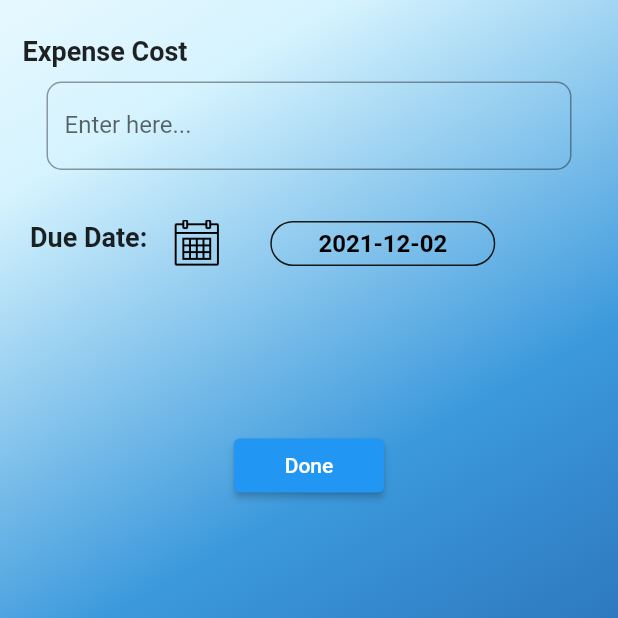
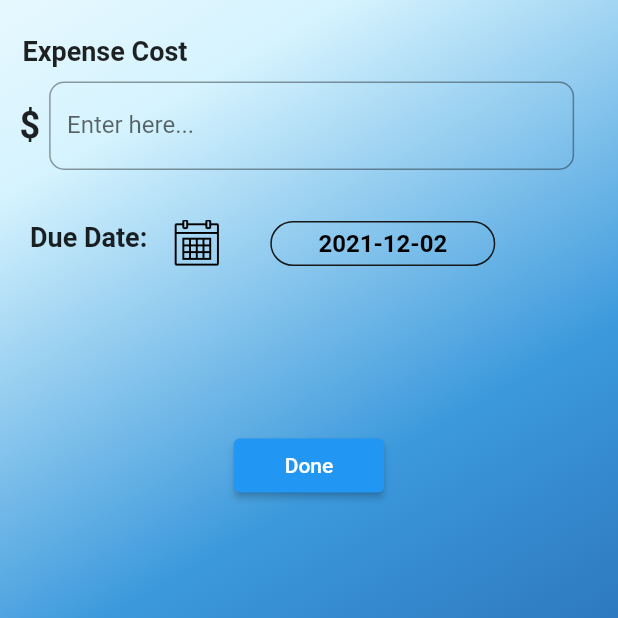
Before and after one commit to jmnguyen1999/Chum, a Flutter app: the screen it shows after launch, item 3 of the bottom bar chosen, after a tap on the "add circle outline" icon, on a phone screen of 412 x 824 dp, the part 361-979 px from its top. Run offline on Flutter 3.47's test engine with Material 2 defaults, Android fonts, the phone set to English and light mode, and no system bars; our stand-ins replace sqflite; accounts and stored records are empty.

Commit message:
Adding cleaner dividers

```diff
--- a/lib/main.dart
+++ b/lib/main.dart
@@ -183,16 +183,26 @@ class _HomePageState extends State<HomePage> {
                       //Child #3: Whole bulk of page:
                         Column(
                               children: [
-
-                                //Child #3a: Announcements - Column
+                              //Divider
+                                  Container(
+                                    margin: EdgeInsets.only(top: 35, left:20, right:20),
+                                    child: Divider(
+                                        height: 1,
+                                        thickness: 2,
+                                        indent:0,
+                                        endIndent:0,
+                                        color: /*Color(0xFF3C99DC)*/Colors.black
+                                    ),
+                                  ),
+                                //Child #3a: Reminders - Column
                                 Column(
                                     children: [
-                                      //Announcement Label:
+                                      //Reminder Label:
                                       Row(
                                         children: [
                                           Container(
                                             alignment: Alignment.topLeft,
-                                            margin: EdgeInsets.only(left: 20, top: 5),
+                                            margin: EdgeInsets.only(left: 20),
                                             child: Text('Reminders',
                                                 style: TextStyle(
                                                     fontSize: 26,
@@ -299,9 +309,22 @@ class _HomePageState extends State<HomePage> {
                                       ),
                                     ]
                                 ),
+
+                                //Divider between Tasks and Reminders section:
+                                Container(
+                                    margin: EdgeInsets.only(top: 35, left:20, right:20),
+                                    child: Divider(
+                                        height: 1,
+                                        thickness: 2,
+                                        indent:0,
+                                        endIndent:0,
+                                        color: /*Color(0xFF3C99DC)*/Colors.black
+                                    ),
+                                ),
+
                                 Container(
                                   alignment: Alignment.topLeft,
-                                  margin: EdgeInsets.only(left: 20, top: 30),
+                                  margin: EdgeInsets.only(left: 20, top: 20),
                                   child: Text('Tasks:',
                                       style: TextStyle(
                                         fontSize: 26,
@@ -318,8 +341,10 @@ class _HomePageState extends State<HomePage> {
                                         itemBuilder: (BuildContext context, int row) {
 
                                           //Transparent box to capture label and data:
-                                            return Container(
-                                                margin: EdgeInsets.only(),
+                                            return Column(
+                                              children:[
+                                            Container(
+                                                margin: EdgeInsets.only(bottom: 10),
                                                 child: Column(
                                                     children: [
 
@@ -333,6 +358,7 @@ class _HomePageState extends State<HomePage> {
                                                             child: Text(allTasks[row][0].getDateString(),
                                                                 style: TextStyle(
                                                                   fontSize: 16,
+                                                                  fontWeight: FontWeight.bold
                                                                 )
                                                             ),
                                                           ),
@@ -356,10 +382,12 @@ class _HomePageState extends State<HomePage> {
                                                       //2.) Day Data:
                                                       //Transparent container since every task is in own box:
                                                       Container(
+                                                        margin: EdgeInsets.only(),
                                                         width: 370,
-                                                        height: 80.0*(allTasks[row].length),
+                                                        //height: 70.0*(allTasks[row].length),
 
                                                         child: ListView.builder(
+                                                          shrinkWrap: true,
                                                           itemCount: allTasks[row].length,
                                                           itemBuilder: (BuildContext context, int col){
                                                             final task = allTasks[row][col];
@@ -387,7 +415,8 @@ class _HomePageState extends State<HomePage> {
                                                                 width: 370,
                                                                 //height: 45,
                                                                 margin: EdgeInsets.only(top: 5),
-                                                                decoration: BoxDecoration(
+                                                                decoration:
+                                                                  BoxDecoration(
                                                                       color: Colors.white38,
                                                                       borderRadius: BorderRadius.all(Radius.circular(20))
                                                                   ),
@@ -422,16 +451,31 @@ class _HomePageState extends State<HomePage> {
                                                                               ),
                                                                             )
                                                                           ]
-                                                                  )
+                                                                        ),
                                                                   )
                                                               ),
                                                             ),
+
                                                           );
                                                           }
                                                         )
                                                         )
                                                     ]),
-                                              );
+                                              ),
+
+
+                                            //Divider line below task days:
+                                            Container(
+                                              margin: EdgeInsets.only(top: 10, left:30, right:30, bottom: 10),
+                                              child: Divider(
+                                                  height: 1,
+                                                  thickness: 1,
+                                                  indent:0,
+                                                  endIndent:0,
+                                                  color: Color(0xFF0F5298)
+                                              ),
+                                            )
+                                          ]);
                                         })
   ]
     )
--- a/lib/pages/bottom_navigation/add_page.dart
+++ b/lib/pages/bottom_navigation/add_page.dart
@@ -427,8 +427,19 @@ class _AddPageState extends State<AddPage> {
                           )
                       ),
                     ),
+                    Row(
+                      children: [
                         Container(
-                      margin: EdgeInsets.only(left: 20, right: 20, top: 10),
+                          margin: EdgeInsets.only(left: 13, top: 10),
+                          child: Text('\$ ',
+                            style: TextStyle(
+                              fontWeight: FontWeight.bold,
+                              fontSize: 24
+                            ),
+                          ),
+                        ),
+                        Container(
+                          margin: EdgeInsets.only(right: 20, top: 10),
                           //height: 35,
                           width: 350,
                           child: TextField(
@@ -442,6 +453,8 @@ class _AddPageState extends State<AddPage> {
                               labelText: 'Enter here...',
                             ),
                           ),
+                        ),
+                      ],
                     )
                  ]),
 
--- a/lib/pages/bottom_navigation/expenses_page.dart
+++ b/lib/pages/bottom_navigation/expenses_page.dart
@@ -30,7 +30,6 @@ class _ExpensesPageState extends State<ExpensesPage> {
   }
   @override
   void initState() {
-    // TODO: implement initState
     getExpenses();
     super.initState();
   }
@@ -136,7 +135,7 @@ class _ExpensesPageState extends State<ExpensesPage> {
                           Row(
                               children: [
                                 Container(
-                                  margin: EdgeInsets.only(left: 20, top: 50),
+                                  margin: EdgeInsets.only(left: 20, top: 15),
                                   child: Text(
                                     'Your Expenses...',
                                     style: TextStyle(
@@ -146,24 +145,10 @@ class _ExpensesPageState extends State<ExpensesPage> {
                                     ),
                                   ),
                                 ),
-                              ]
-                          ),
-
-
-                          //Child #3: Whole bulk of page:
-                          Column(
-                              children: [
-
-                                //Child #3a: Announcements - Column
-                                Column(
-                                    children: [
-                                      //Announcement Label:
-                                      Row(
-                                        children: [
                               Spacer(),
                               Container(
                                 alignment: Alignment.topRight,
-                                            margin: EdgeInsets.only(right: 8, top: 10),
+                                margin: EdgeInsets.only(right: 8, top: 25),
                                 child: IconButton(
                                     onPressed: (){
                                       Navigator.push(context, MaterialPageRoute(
@@ -172,10 +157,17 @@ class _ExpensesPageState extends State<ExpensesPage> {
                                     icon: Icon(Icons.add_circle_outline)
                                 ),
                               ),
-                                        ],
-                                      ),
+                          ]),
 
-                                      //Announcement Data:
+
+                          //Child #3: Whole bulk of page:
+                          Column(
+                              children: [
+
+                                //Child #3a: Expenses - Column
+                                Column(
+                                    children: [
+                                      //Expenses data
                                       Container(
                                           width: 370,
                                           height: 450,
@@ -191,7 +183,13 @@ class _ExpensesPageState extends State<ExpensesPage> {
                                               itemCount: expenses.length,
                                               itemBuilder: (BuildContext context, int index){
                                                 final expense = expenses[index].getDescription();
-                                                return Dismissible(
+                                                return ListTile(
+                                                  onTap: (){
+                                                    print("ListTile tapped from homepage, sending task: " + expenses[index].getDescription());
+                                                    Navigator.push(context, MaterialPageRoute(
+                                                        builder: (context) => AddPage(title: widget.title, page_from: Constants.KEY_HOME, isEdit:true, isNew:false, selectedExpense:expenses[index])));
+                                                  },
+                                                  title: Dismissible(
                                                     key: UniqueKey(),
                                                     onDismissed: (direction) {
                                                       print("reminder id to delete: " + expenses[index].getId().toString());
@@ -256,6 +254,7 @@ class _ExpensesPageState extends State<ExpensesPage> {
                                                               )
                                                             ]
                                                         )
+                                                    ),
                                                   ),
                                                 );
                                               })
```
Lines whose indentation alone changed are shown as unchanged.
